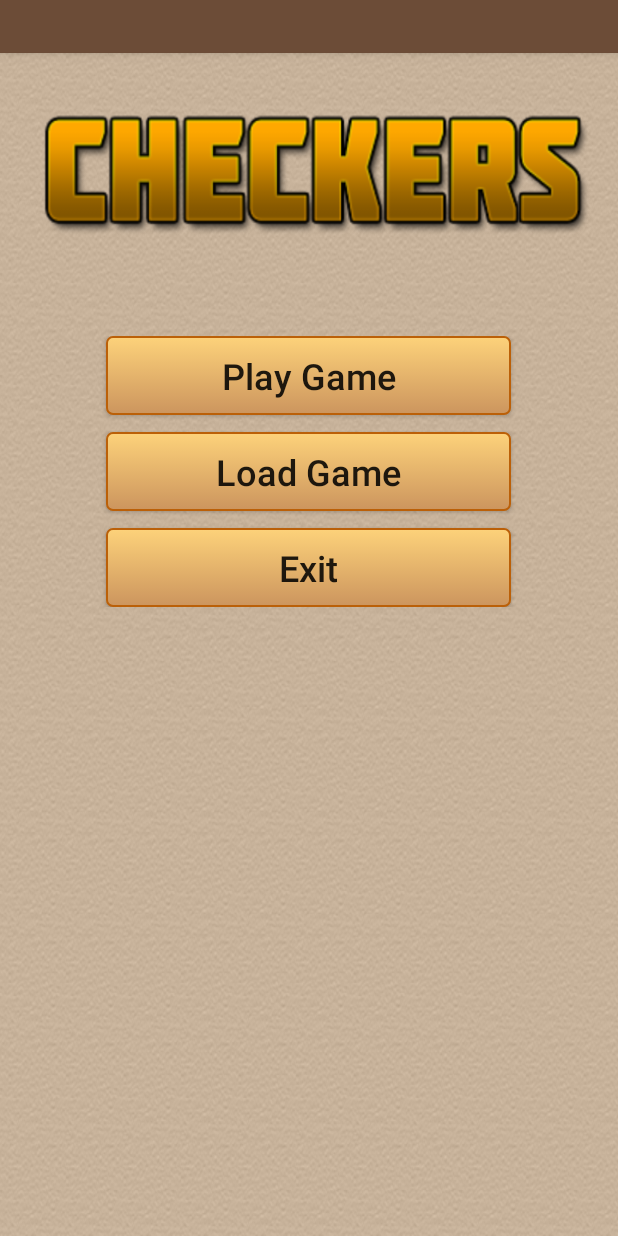
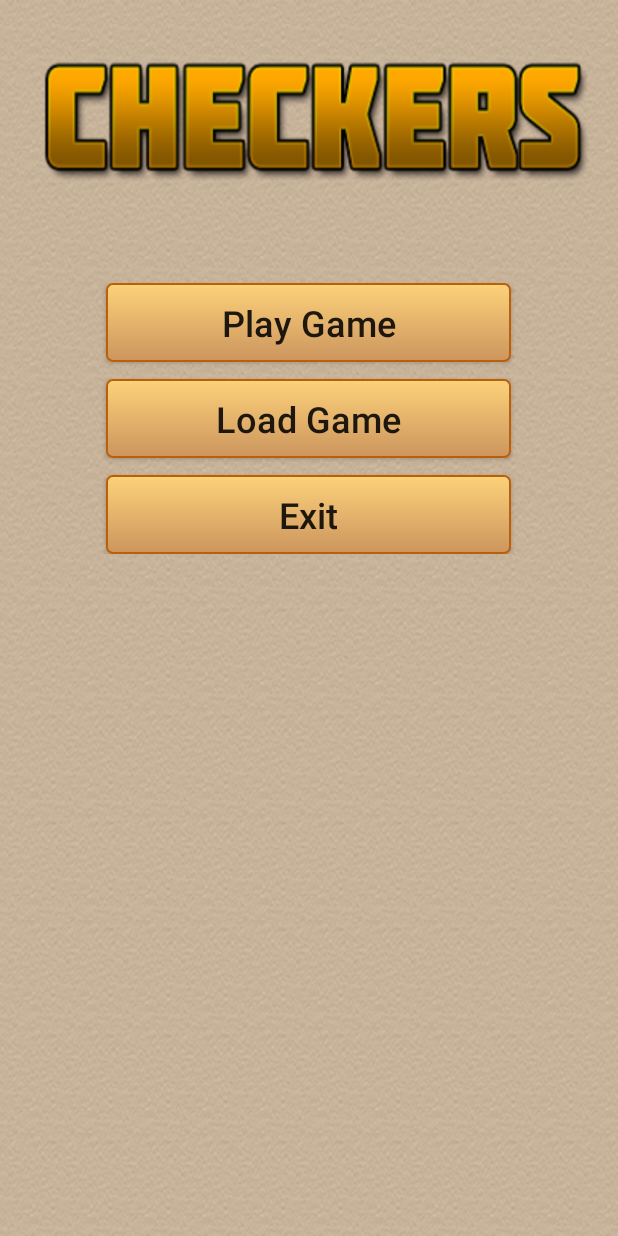
Before and after one commit to cschilli/checkers-android, an Android app: the screen it shows after launch (MainActivity), on a phone screen of 412 x 824 dp. Run offline under Robolectric (Android 15) with nearby library versions, the phone set to English and light mode, and no system bars.

Commit message:
Deleted action bar :( couldn't figure out how to hide text and it caused the launcher icon name to dissappear

```diff
--- a/Checkers/app/src/main/AndroidManifest.xml
+++ b/Checkers/app/src/main/AndroidManifest.xml
@@ -13,7 +13,7 @@
         <!-- MainActivity.java -->
         <activity
             android:name=".MainActivity"
-            android:label=""
+            android:label="Checkers"
             android:theme="@style/MainMenuTheme">
             <intent-filter>
                 <action android:name="android.intent.action.MAIN" />
@@ -29,7 +29,6 @@
             android:configChanges="orientation|keyboardHidden|screenSize">
         </activity>
 
-        <!-- ButtonBoardAI.java -->
 
     </application>
 
--- a/Checkers/app/src/main/res/values/styles.xml
+++ b/Checkers/app/src/main/res/values/styles.xml
@@ -17,7 +17,7 @@
     </style>
 
     <!-- MainMenu.java theme -->
-    <style name="MainMenuTheme" parent="Theme.AppCompat.DayNight.DarkActionBar">
+    <style name="MainMenuTheme" parent="AppTheme.NoActionBar">
         <item name="android:actionBarSize">35dp</item>
         <item name="actionBarSize">35dp</item>
         <item name="colorPrimary">@color/colorPrimary</item>
```
Also changed, not shown: Checkers/app/src/main/res/layout/main_screen.xml (line endings or trailing spaces), 1 other file.
